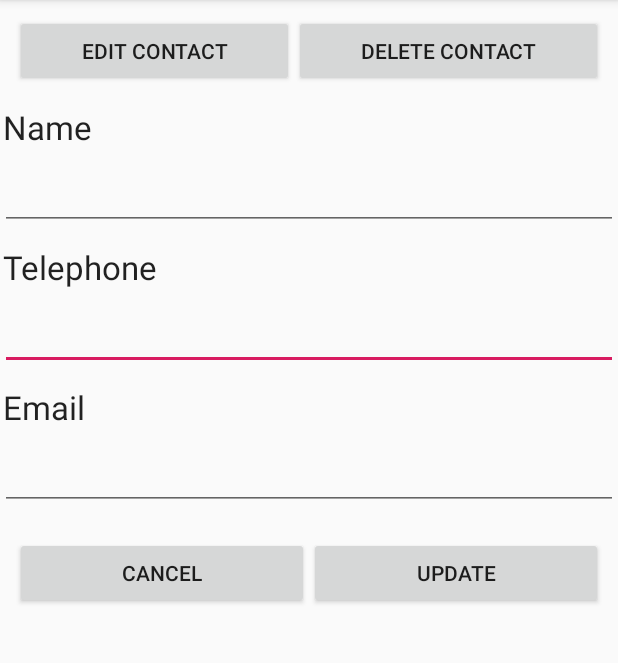
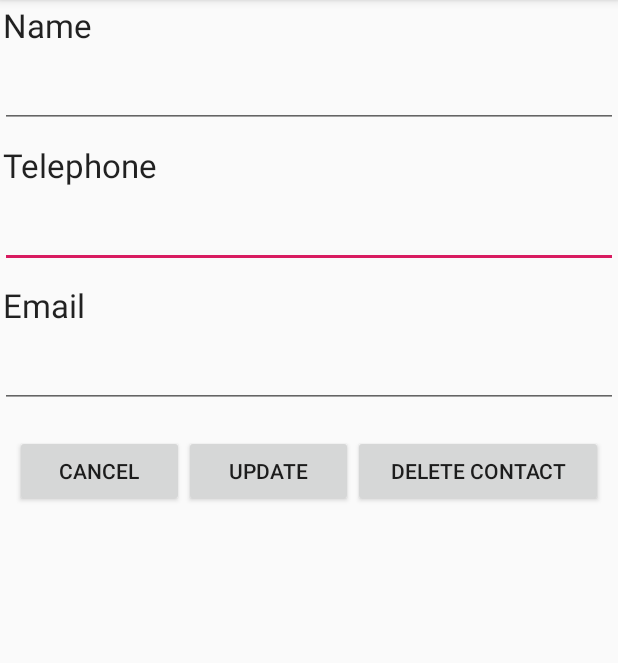
Before and after one commit to Aqibs12/SimpleContactsApp, an Android app: the EditContact screen opened directly, with no data from a screen before it, after a tap on "UPDATE", on a phone screen of 412 x 824 dp, the part 84-747 px from its top. Run offline under Robolectric (Android 15) with nearby library versions, the phone set to English and light mode, and no system bars; our stand-ins replace Room's generated code; 2 other taps on this screen came first.

Commit message:
Finalized contact view, edit EditContact Layout

```diff
--- a/app/src/main/java/com/boadu/contactsapp/ContactListAdapter.java
+++ b/app/src/main/java/com/boadu/contactsapp/ContactListAdapter.java
@@ -107,7 +107,7 @@ public class ContactListAdapter extends RecyclerView.Adapter<ContactListAdapter.
                     }
                 }
 
-                Intent editContactIntent = new Intent(mContext , EditContact.class);
+                Intent editContactIntent = new Intent(mContext , ViewContact.class);
                 editContactIntent.putExtra("CONTACT_DETAILS", contactDetails);
                 mContext.startActivity(editContactIntent);
             }
--- a/app/src/main/java/com/boadu/contactsapp/EditContact.java
+++ b/app/src/main/java/com/boadu/contactsapp/EditContact.java
@@ -14,10 +14,8 @@ import android.content.ClipboardManager;
 import android.content.DialogInterface;
 import android.content.Intent;
 import android.content.pm.PackageManager;
-import android.net.Uri;
 import android.os.Bundle;
 import android.text.TextUtils;
-import android.util.Log;
 import android.util.Patterns;
 import android.view.View;
 import android.widget.Button;
@@ -32,7 +30,7 @@ import java.util.regex.Pattern;
 public class EditContact extends AppCompatActivity implements  View.OnClickListener{
 
     EditText edtEditName, edtEditTel, edtEditEmail;
-    Button btnEditContact, btnDeleteContact;
+    Button  btnDeleteContact;
     Button btnCancelEdit, btnUpdateContact;
     String[] contactDetails = null;
     PackageManager packageManager;
@@ -74,22 +72,15 @@ public class EditContact extends AppCompatActivity implements  View.OnClickListe
         btnDeleteContact = findViewById(R.id.btn_delete_contact);
         btnDeleteContact.setOnClickListener(buttonClickListener);
 
-        btnEditContact = findViewById(R.id.btn_edit_contact);
-        btnEditContact.setOnClickListener(buttonClickListener);
-
         btnCancelEdit = findViewById(R.id.btn_cancel_edit);
         btnCancelEdit.setOnClickListener(buttonClickListener);
 
         btnUpdateContact = findViewById(R.id.btn_update_contact);
         btnUpdateContact.setOnClickListener(buttonClickListener);
 
-        edtEditEmail.setEnabled(false);
         edtEditEmail.setTextIsSelectable(true);
-        edtEditName.setEnabled(false);
         edtEditName.setTextIsSelectable(true);
-        edtEditTel.setEnabled(false);
         edtEditTel.setTextIsSelectable(true);
-        btnUpdateContact.setEnabled(false);
 
         Intent intent = getIntent();
 
@@ -179,13 +170,6 @@ public class EditContact extends AppCompatActivity implements  View.OnClickListe
                 case R.id.btn_cancel_edit:
                     startActivity(mainActivityIntent);
                     break;
-                //Edit contact details
-                case  R.id.btn_edit_contact:
-                    edtEditEmail.setEnabled(true);
-                    edtEditName.setEnabled(true);
-                    edtEditTel.setEnabled(true);
-                    btnUpdateContact.setEnabled(true);
-                    break;
                 //Update contact
                 case  R.id.btn_update_contact:
                     if(isValidTel(edtEditTel.getText().toString())) {
@@ -221,18 +205,6 @@ public class EditContact extends AppCompatActivity implements  View.OnClickListe
 
                     }
 
-                    //Dial phone number
-                case R.id.edt_edit_tel:
-                    if(!edtEditTel.isEnabled()){
-                        Log.i("Tel editext Clicked", "Clicke telephone in disabled mode");
-                        placeCall(getText(edtEditTel));
-                    }
-                case  R.id.edt_edit_email:
-                    if(!edtEditTel.isEnabled()){
-                        Log.i("Email editext Clicked", "Clicke email in disabled mode");
-                        sendEmail(getText(edtEditEmail));
-                    }
-
             }
         }
     };
@@ -263,40 +235,6 @@ public class EditContact extends AppCompatActivity implements  View.OnClickListe
 
 
     /**
-     * Opens the System Dialer Application with the given telephone number displayed
-     * @param phoneNumber String object , a telephone number
-     */
-    private void placeCall(String phoneNumber){
-        Intent dialer = new Intent(Intent.ACTION_DIAL);
-        dialer.setData(Uri.parse("tel:"+ phoneNumber));
-        if(dialer.resolveActivity(packageManager) != null){
-            startActivity(dialer);
-        }else{
-            Toast.makeText(this, "Package manager empty", Toast.LENGTH_SHORT).show();
-        }
-    }
-
-    /**
-     * Takes three String objects as paremeter, sends an Email through the System
-     * Default Mailer Application.
-     * @param email email address, a string object
-     */
-    private void sendEmail(String email){
-        Intent sendMail = new Intent(Intent.ACTION_SENDTO);
-        sendMail.setData(Uri.parse("mailto:"));
-        sendMail.putExtra(Intent.EXTRA_EMAIL, email);
-
-        if (sendMail.resolveActivity(packageManager) != null) {
-            Toast.makeText(this, "Package manager not  empty", Toast.LENGTH_SHORT).show();
-            startActivity(sendMail);
-        }else{
-            Toast.makeText(this, "Package manager empty", Toast.LENGTH_SHORT).show();
-        }
-    }
-
-
-
-    /**
      * Copies text(String) to System Clipboard
      * @param text Text that will be copied to clipboard, String Object.
      */
--- a/app/src/main/res/layout/activity_edit_contact.xml
+++ b/app/src/main/res/layout/activity_edit_contact.xml
@@ -3,28 +3,6 @@
     android:orientation="vertical"
     android:layout_width="match_parent"
     android:layout_height="match_parent">
-
-    <LinearLayout
-        android:layout_width="match_parent"
-        android:layout_height="wrap_content"
-        android:orientation="horizontal"
-        android:layout_margin="10dp">
-
-        <Button
-            android:layout_width="wrap_content"
-            android:layout_height="match_parent"
-            android:layout_weight="1"
-            android:text="@string/edit_contact"
-            android:id="@+id/btn_edit_contact"/>
-
-        <Button
-            android:layout_width="wrap_content"
-            android:layout_height="wrap_content"
-            android:layout_weight="1"
-            android:text="@string/delete_contact"
-            android:id="@+id/btn_delete_contact"/>
-    </LinearLayout>
-
 
     <TextView
         android:layout_width="match_parent"
@@ -83,6 +61,14 @@
             android:layout_weight="1"
             android:text="@string/update_contact"
             android:id="@+id/btn_update_contact"/>
+
+
+        <Button
+            android:layout_width="wrap_content"
+            android:layout_height="wrap_content"
+            android:layout_weight="1"
+            android:text="@string/delete_contact"
+            android:id="@+id/btn_delete_contact"/>
     </LinearLayout>
 
 
```
Also changed, not shown: app/src/main/AndroidManifest.xml (+5 -4 lines), app/src/main/java/com/boadu/contactsapp/ViewContact.java (+156 -2 lines).
